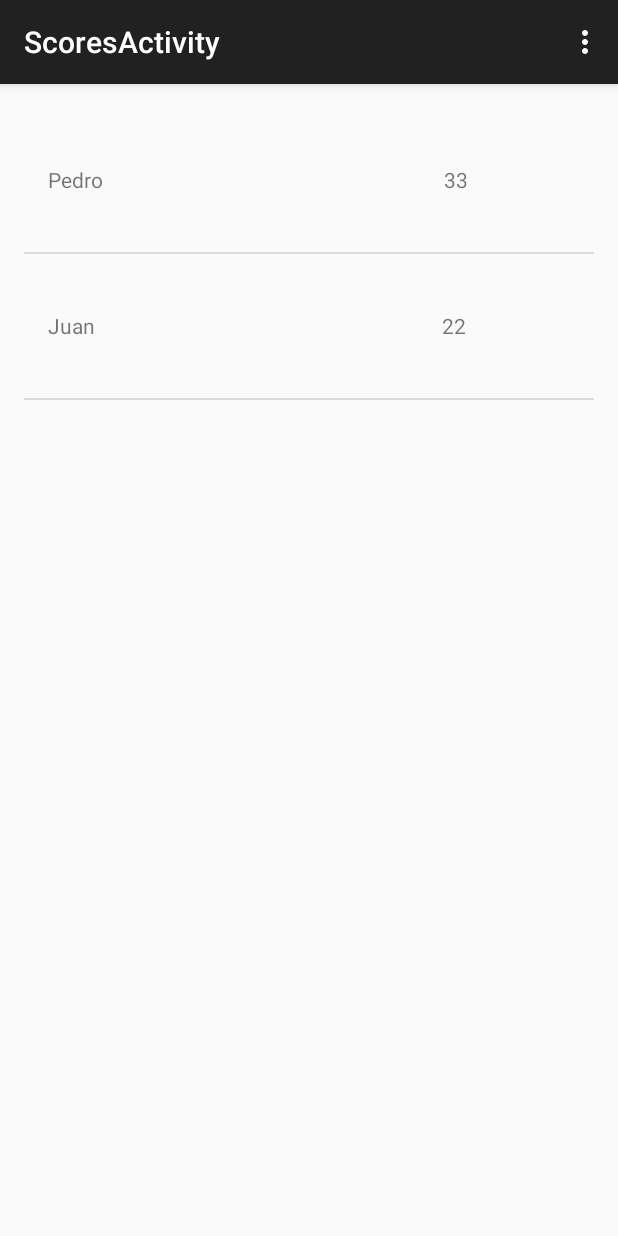
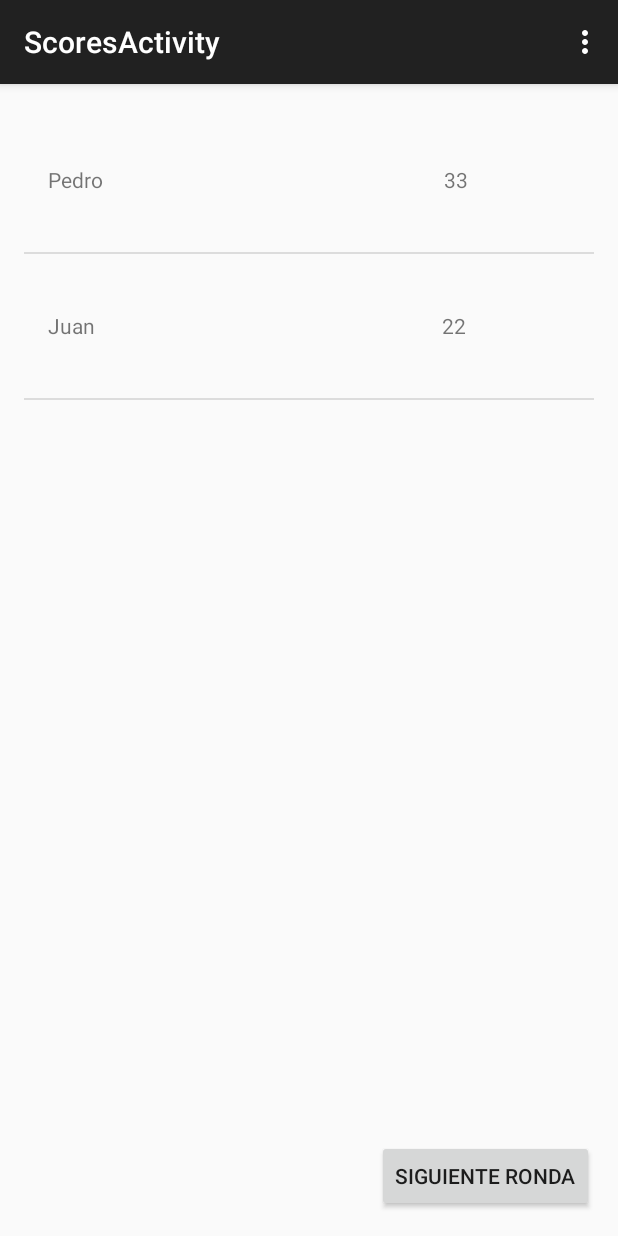
Before and after one commit to DonQwerty/loPuedo, an Android app: the screen it shows after launch (ScoresActivity), on a phone screen of 412 x 824 dp. Run offline under Robolectric (Android 15) with nearby library versions, the phone set to English and light mode, and no system bars.

Commit message:
con botoon

```diff
--- a/app/src/main/java/project/lopuedo/view/fragments/ScoresActivityFragment.java
+++ b/app/src/main/java/project/lopuedo/view/fragments/ScoresActivityFragment.java
@@ -44,11 +44,10 @@ public class ScoresActivityFragment extends Fragment  implements IScoresView, Vi
         mScoresPresenter = new ScoresPresenter();
         View rootView = inflater.inflate(R.layout.fragment_scores, container, false);
         mList=(ListView) rootView.findViewById(R.id.list_score);
-        mNextButton.setOnClickListener(this);  //ESTA LINEAAAA PETAAAAAAAAAAAA
+        //mNextButton.setOnClickListener(this);  //ESTA LINEAAAA PETAAAAAAAAAAAA
 
         MatchModel mm = new MatchModel();
         Cursor round=mm.getRound(getContext());
-         int s = round.getCount();
         ScoreAdapter adapter = createListAdapter(round);
         createList(adapter);
 
--- a/app/src/main/res/layout/fragment_scores.xml
+++ b/app/src/main/res/layout/fragment_scores.xml
@@ -9,6 +9,28 @@
     <ListView
         android:layout_width="match_parent"
         android:layout_height="match_parent"
-        android:id="@+id/list_score"/>
+        android:id="@+id/list_score"
+        android:layout_above="@+id/button_terminar"
+        android:clickable="true" />
+
+    <Button
+        android:layout_width="wrap_content"
+        android:layout_height="wrap_content"
+        android:text="Terminar"
+        android:id="@+id/button_terminar"
+        android:layout_alignParentBottom="true"
+        android:layout_alignParentRight="true"
+        android:layout_alignParentEnd="true"
+        android:visibility="invisible" />
+
+    <Button
+        android:layout_width="wrap_content"
+        android:layout_height="wrap_content"
+        android:text="Siguiente ronda"
+        android:id="@+id/button_siguienteRonda"
+        android:layout_below="@+id/list_score"
+        android:layout_alignParentRight="true"
+        android:layout_alignParentEnd="true"
+        android:clickable="false" />
 
 </RelativeLayout>
```
